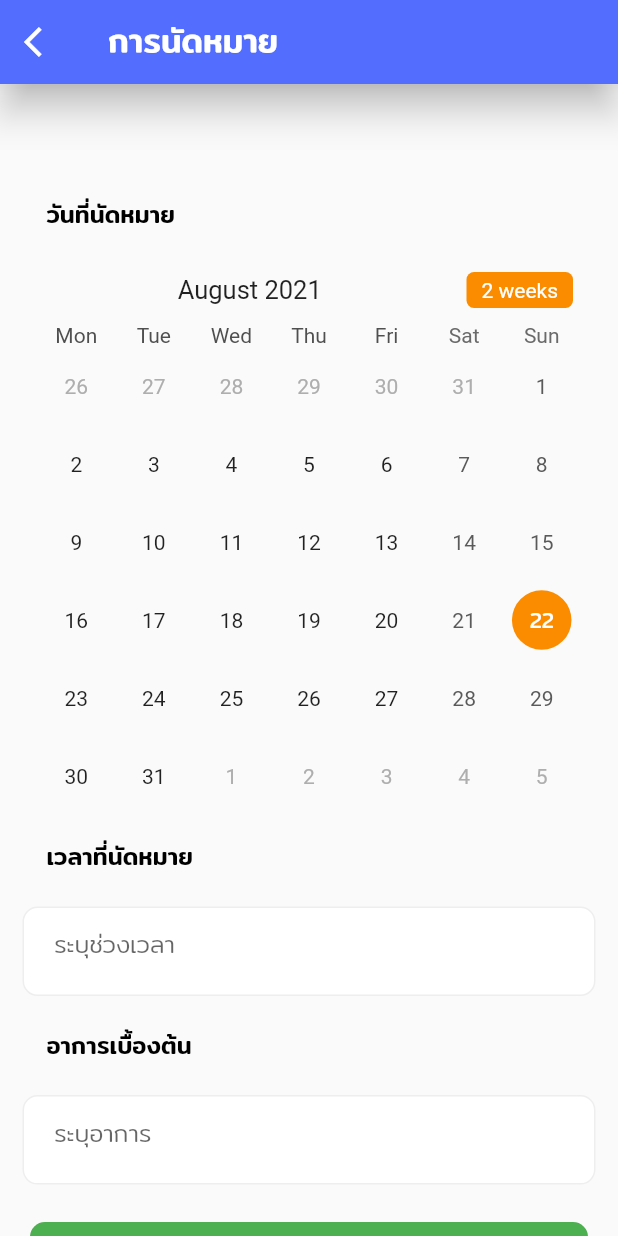
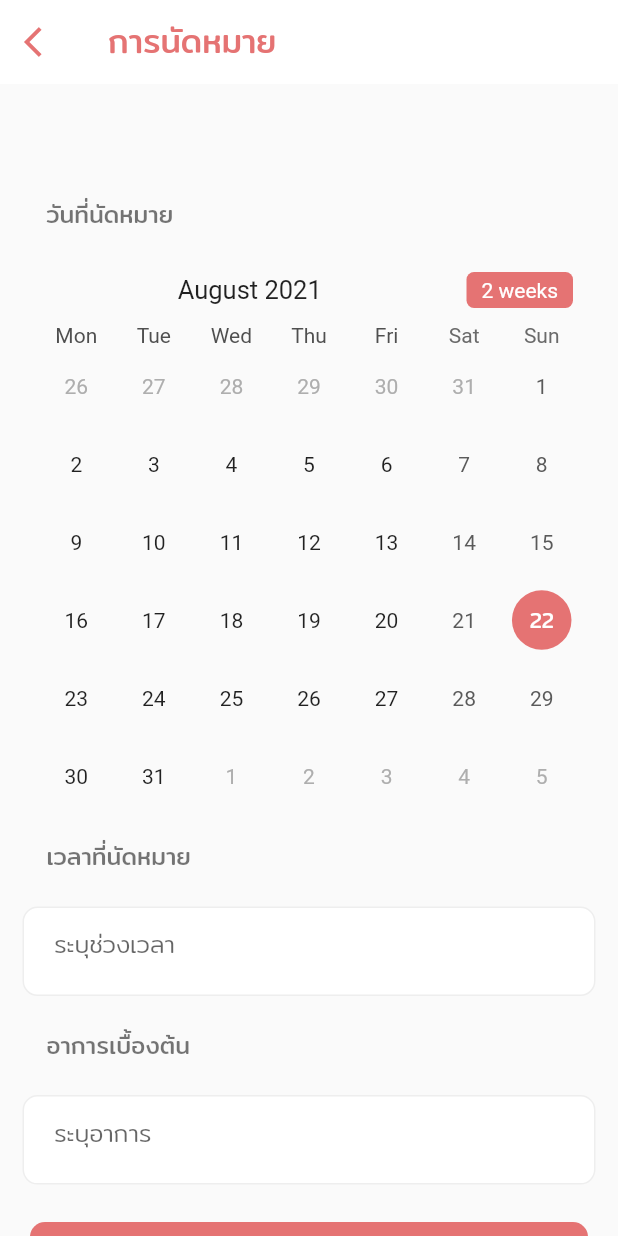
Before and after one commit to armnutthapon/Project_LittlePaw, a Flutter app: the Page_Appointment screen opened directly, on a phone screen of 412 x 824 dp. Run offline on Flutter 3.47's test engine with Material 2 defaults, Android fonts, the phone set to English and light mode, and no system bars; drawn by our look-alikes of table_calendar; our stand-ins replace badges, carousel_slider, firebase_auth, firebase_core, font_awesome_flutter, google_sign_in and 2 more; accounts and stored records are empty; network calls fail.

Commit message:
edit color red.shade300

```diff
--- a/lib/screen/clinic/component/clinic_appointmentBack.dart
+++ b/lib/screen/clinic/component/clinic_appointmentBack.dart
@@ -28,7 +28,7 @@ class _Appointment_BackState extends State<Appointment_Back> {
           width: 150,
           height: 50,
           child: FlatButton(
-            color: Colors.green,
+            color: Colors.red.shade300,
             onPressed: () => Navigator.pushAndRemoveUntil(
                 context,
                 MaterialPageRoute(
@@ -41,7 +41,7 @@ class _Appointment_BackState extends State<Appointment_Back> {
                 fontFamily: 'Mitr',
                 fontSize: 20,
                 color: Colors.white,
-                fontWeight: FontWeight.w500,
+                fontWeight: FontWeight.w400,
               ),
             ),
           ),
--- a/lib/screen/clinic/screen/Clinic_Appointment.dart
+++ b/lib/screen/clinic/screen/Clinic_Appointment.dart
@@ -120,6 +120,7 @@ class _Page_AppointmentState extends State<Page_Appointment> {
                 children: [
                   SizedBox(height: size.height * 0.14),
                   Container(
+                    padding: EdgeInsets.only(bottom: size.height * 0.1),
                     child: Column(
                       children: [
                         Padding(
@@ -130,8 +131,8 @@ class _Page_AppointmentState extends State<Page_Appointment> {
                               style: TextStyle(
                                 fontFamily: 'Mitr',
                                 fontSize: 16,
-                                color: Colors.black,
-                                fontWeight: FontWeight.w500,
+                                color: Colors.black54,
+                                fontWeight: FontWeight.w400,
                               ),
                             ),
                           ),
@@ -167,11 +168,11 @@ class _Page_AppointmentState extends State<Page_Appointment> {
                               calendarStyle: CalendarStyle(
                                 isTodayHighlighted: true,
                                 selectedDecoration: BoxDecoration(
-                                  color: Colors.orange.shade600,
+                                  color: Colors.red.shade300,
                                   shape: BoxShape.circle,
                                 ),
                                 todayDecoration: BoxDecoration(
-                                  color: Colors.grey.shade400,
+                                  color: Colors.red.shade300,
                                   shape: BoxShape.circle,
                                 ),
                                 selectedTextStyle: TextStyle(
@@ -185,7 +186,7 @@ class _Page_AppointmentState extends State<Page_Appointment> {
                                   titleCentered: true,
                                   formatButtonShowsNext: true,
                                   formatButtonDecoration: BoxDecoration(
-                                      color: Colors.orange.shade600,
+                                      color: Colors.red.shade300,
                                       borderRadius: BorderRadius.circular(5.0)),
                                   formatButtonTextStyle:
                                       TextStyle(color: Colors.white),
@@ -204,8 +205,8 @@ class _Page_AppointmentState extends State<Page_Appointment> {
                               style: TextStyle(
                                 fontFamily: 'Mitr',
                                 fontSize: 16,
-                                color: Colors.black,
-                                fontWeight: FontWeight.w500,
+                                color: Colors.black54,
+                                fontWeight: FontWeight.w400,
                               ),
                             ),
                           ),
@@ -231,7 +232,7 @@ class _Page_AppointmentState extends State<Page_Appointment> {
                                     child: TextFormField(
                                       controller: time_appointment,
                                       style: TextStyle(
-                                          color: Colors.black,
+                                          color: Colors.red.shade300,
                                           fontSize: 16,
                                           fontWeight: FontWeight.w400,
                                           fontFamily: 'Mitr'),
@@ -264,8 +265,8 @@ class _Page_AppointmentState extends State<Page_Appointment> {
                               style: TextStyle(
                                 fontFamily: 'Mitr',
                                 fontSize: 16,
-                                color: Colors.black,
-                                fontWeight: FontWeight.w500,
+                                color: Colors.black54,
+                                fontWeight: FontWeight.w400,
                               ),
                             ),
                           ),
@@ -286,7 +287,7 @@ class _Page_AppointmentState extends State<Page_Appointment> {
                                 child: TextFormField(
                                   controller: symptom,
                                   style: TextStyle(
-                                      color: Colors.black,
+                                      color: Colors.red.shade300,
                                       fontSize: 16,
                                       fontWeight: FontWeight.w400,
                                       fontFamily: 'Mitr'),
@@ -320,7 +321,7 @@ class _Page_AppointmentState extends State<Page_Appointment> {
                               width: 150,
                               height: 50,
                               child: MaterialButton(
-                                color: Colors.green,
+                                color: Colors.red.shade300,
                                 onPressed: _clicked
                                     ? null
                                     : () {
@@ -347,7 +348,7 @@ class _Page_AppointmentState extends State<Page_Appointment> {
                                     fontFamily: 'Mitr',
                                     fontSize: 20,
                                     color: Colors.white,
-                                    fontWeight: FontWeight.w500,
+                                    fontWeight: FontWeight.w400,
                                   ),
                                 ),
                               ),
@@ -374,16 +375,17 @@ class _Page_AppointmentState extends State<Page_Appointment> {
                 "การนัดหมาย",
                 style: TextStyle(
                     fontSize: 22,
-                    color: Colors.white,
-                    fontWeight: FontWeight.w500,
+                    color: Colors.red.shade300,
+                    fontWeight: FontWeight.w400,
                     fontFamily: 'Mitr'),
               ), // You can add title here
               leading: new IconButton(
-                icon: new Icon(Icons.arrow_back_ios, color: Colors.white),
+                icon:
+                    new Icon(Icons.arrow_back_ios, color: Colors.red.shade300),
                 onPressed: () => Navigator.of(context).pop(),
               ),
-              backgroundColor: Colors.indigoAccent,
-              elevation: 10,
+              backgroundColor: Colors.white,
+              elevation: 0,
             ),
           ),
         ]),
--- a/lib/screen/mypet.dart
+++ b/lib/screen/mypet.dart
@@ -92,7 +92,7 @@ class _MyPetState extends State<MyPet> {
                   child: Center(
                       child: GridView.builder(
                     primary: false,
-                    padding: const EdgeInsets.all(20),
+                    padding: EdgeInsets.fromLTRB(20, 20, 20, size.height * 0.1),
                     gridDelegate: SliverGridDelegateWithMaxCrossAxisExtent(
                       childAspectRatio: mediaQueryData.size.height / 900,
                       crossAxisSpacing: 20,
--- a/lib/screen/setting.dart
+++ b/lib/screen/setting.dart
@@ -90,7 +90,9 @@ class _SettingState extends State<Setting> {
           elevation: 0,
         ),
         body: data != null
-            ? Column(
+            ? Container(
+                margin: EdgeInsets.only(bottom: size.height * 0.1),
+                child: Column(
                   children: <Widget>[
                     Container(
                       child: Container(
@@ -184,6 +186,7 @@ class _SettingState extends State<Setting> {
                       ),
                     ))
                   ],
+                ),
               )
             : Center(child: CircularProgressIndicator()));
   }
```
Also changed, not shown: lib/screen/clinic/component/clinic_showAddress.dart (+5 -4 lines), lib/screen/clinic/component/clinic_showText.dart (+5 -4 lines), lib/screen/clinic/screen/Clinic_Done_Appointment.dart (+7 -7 lines), lib/screen/clinic/screen/clinic_detail.dart (+13 -9 lines), lib/screen/notifications.dart (+4 -4 lines), lib/screen/profile/screen/Profile_Edit.dart (+22 -66 lines). Lines whose indentation alone changed are shown as unchanged.
